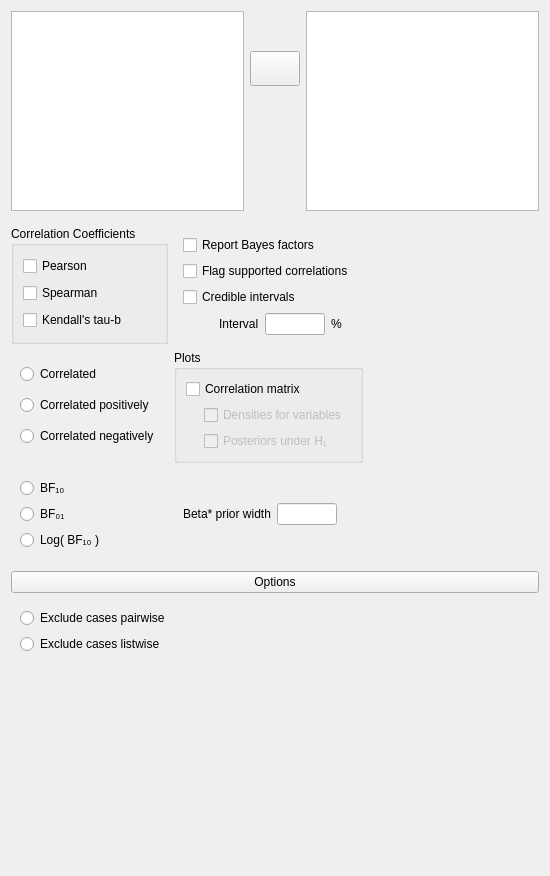
First picture: the form in JASP-Desktop/analysisforms/correlationbayesianform.ui, repository jasp-stats/jasp-desktop, before the edit.
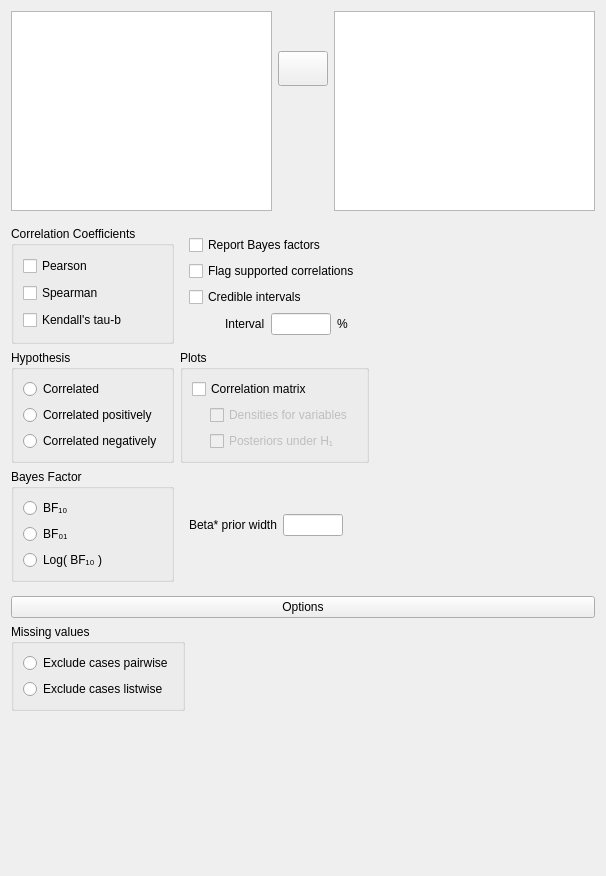
Second picture: the form after the edit. Custom widgets are drawn as their Qt base class.

The edit to the form file:
```diff
--- a/JASP-Desktop/analysisforms/correlationbayesianform.ui
+++ b/JASP-Desktop/analysisforms/correlationbayesianform.ui
@@ -6,10 +6,16 @@
    <rect>
     <x>0</x>
     <y>0</y>
-    <width>550</width>
+    <width>606</width>
     <height>876</height>
    </rect>
   </property>
+  <property name="sizePolicy">
+   <sizepolicy hsizetype="Fixed" vsizetype="Preferred">
+    <horstretch>0</horstretch>
+    <verstretch>0</verstretch>
+   </sizepolicy>
+  </property>
   <property name="windowTitle">
    <string>Form</string>
   </property>
@@ -304,8 +310,8 @@
           </widget>
          </item>
          <item row="1" column="0">
-          <widget class="BoundGroupBox" name="hypothesis" native="true">
-           <property name="title" stdset="0">
+          <widget class="BoundGroupBox" name="hypothesis">
+           <property name="title">
             <string>Hypothesis</string>
            </property>
            <layout class="QGridLayout" name="gridLayout_3">
@@ -334,8 +340,8 @@
           </widget>
          </item>
          <item row="2" column="0">
-          <widget class="BoundGroupBox" name="bayesFactorType" native="true">
-           <property name="title" stdset="0">
+          <widget class="BoundGroupBox" name="bayesFactorType">
+           <property name="title">
             <string>Bayes Factor</string>
            </property>
            <layout class="QGridLayout" name="gridLayout_2">
@@ -476,7 +482,7 @@
        <number>0</number>
       </property>
       <property name="topMargin">
-       <number>0</number>
+       <number>2</number>
       </property>
       <property name="rightMargin">
        <number>0</number>
@@ -501,7 +507,7 @@
        </widget>
       </item>
       <item>
-       <widget class="BoundGroupBox" name="missingValues" native="true">
+       <widget class="BoundGroupBox" name="missingValues">
         <property name="sizePolicy">
          <sizepolicy hsizetype="Fixed" vsizetype="Preferred">
           <horstretch>0</horstretch>
@@ -566,11 +572,6 @@
    <extends>QListView</extends>
    <header>widgets/boundlistview.h</header>
   </customwidget>
-  <customwidget>
-   <class>BoundCheckBox</class>
-   <extends>QCheckBox</extends>
-   <header>widgets/boundcheckbox.h</header>
-  </customwidget>
   <customwidget>
    <class>GroupBox</class>
    <extends>QGroupBox</extends>
@@ -584,7 +585,7 @@
   </customwidget>
   <customwidget>
    <class>BoundGroupBox</class>
-   <extends>QWidget</extends>
+   <extends>QGroupBox</extends>
    <header>widgets/boundgroupbox.h</header>
    <container>1</container>
   </customwidget>
@@ -593,6 +594,11 @@
    <extends>QPushButton</extends>
    <header>widgets/expanderbutton.h</header>
   </customwidget>
+  <customwidget>
+   <class>BoundCheckBox</class>
+   <extends>QCheckBox</extends>
+   <header>widgets/boundcheckbox.h</header>
+  </customwidget>
  </customwidgets>
  <resources/>
  <connections>
```
Left out of the diff: 4 changed lines with no effect on the pictures.
